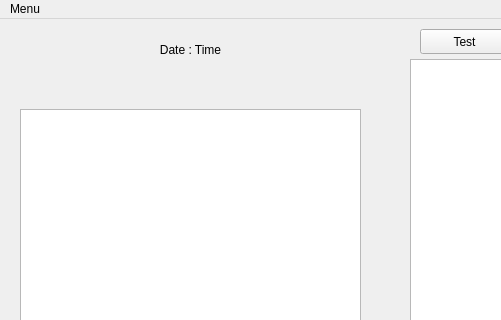
lkobnas/Attendance-recording-system, file UI/punchin/mainwindow.ui: the form before one commit; both pictures show x 0 to 501 and y 0 to 320 of the 842 by 554 pixel window.
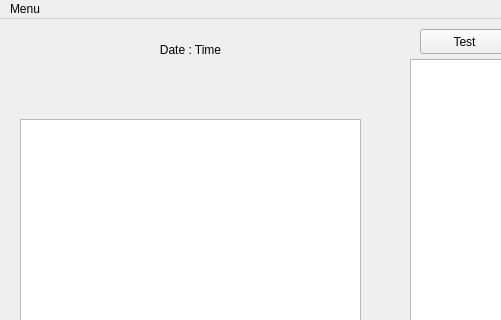
The form after the commit.

Commit message: changed ui graphicview to tableview

Patch:
```diff
--- a/UI/punchin/mainwindow.ui
+++ b/UI/punchin/mainwindow.ui
@@ -55,16 +55,6 @@
      <string>Add New Course</string>
     </property>
    </widget>
-   <widget class="QGraphicsView" name="graphicsView">
-    <property name="geometry">
-     <rect>
-      <x>20</x>
-      <y>90</y>
-      <width>341</width>
-      <height>341</height>
-     </rect>
-    </property>
-   </widget>
    <widget class="QWidget" name="verticalLayoutWidget">
     <property name="geometry">
      <rect>
@@ -145,6 +135,16 @@
      <string>View Student List</string>
     </property>
    </widget>
+   <widget class="QTableView" name="studentTableView">
+    <property name="geometry">
+     <rect>
+      <x>20</x>
+      <y>100</y>
+      <width>341</width>
+      <height>331</height>
+     </rect>
+    </property>
+   </widget>
   </widget>
   <widget class="QMenuBar" name="menubar">
    <property name="geometry">
```
